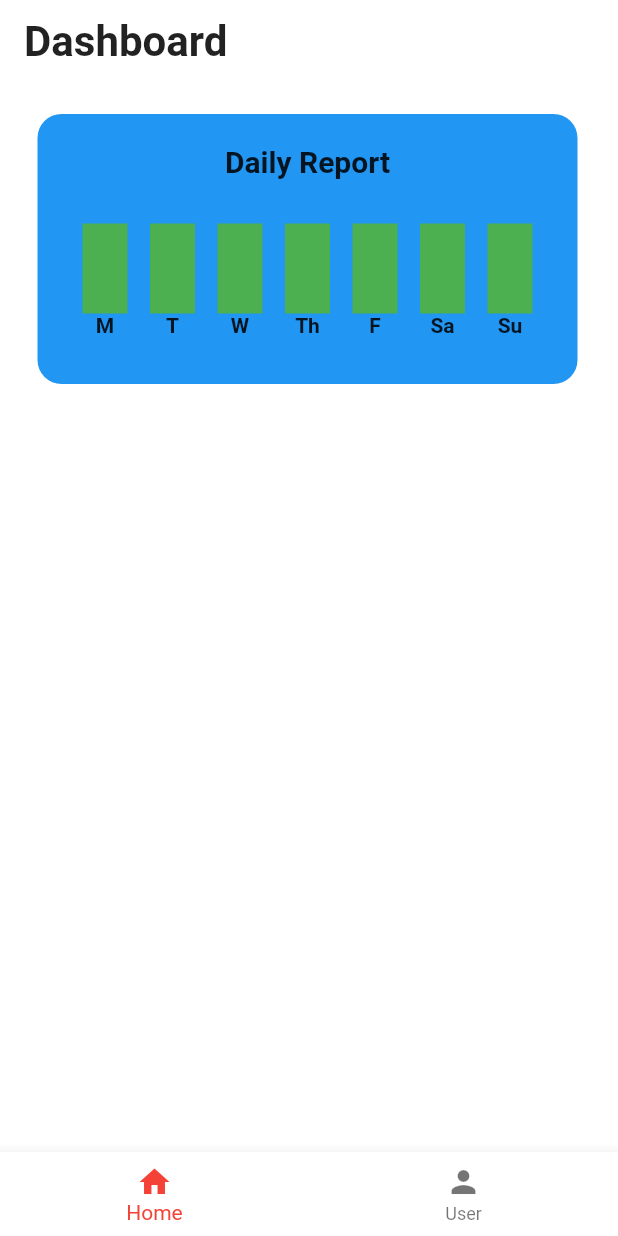
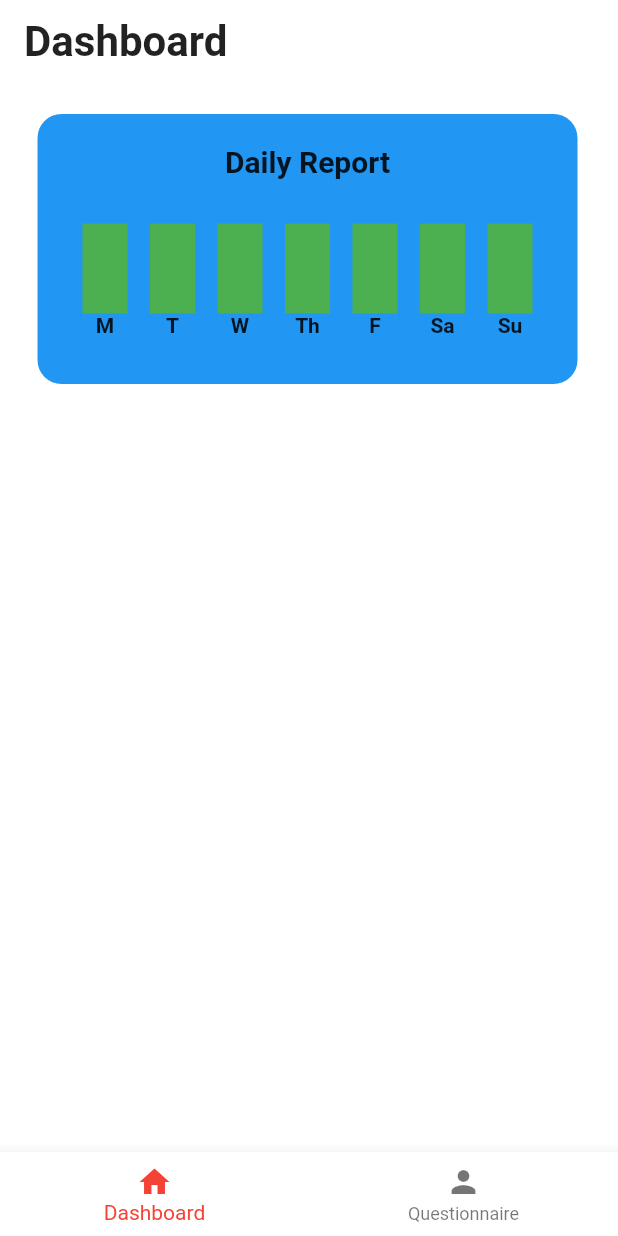
Before and after one commit to devenderbutani21/coronaVirusHomeChckup, a Flutter app: the screen it shows after launch, on a phone screen of 412 x 824 dp. Run offline on Flutter 3.47's test engine with Material 2 defaults, Android fonts, the phone set to English and light mode, and no system bars; Roboto replaces fonts that are missing (Arial).

Commit message:
Navigation Bar Changes

```diff
--- a/lib/screens/home_screen.dart
+++ b/lib/screens/home_screen.dart
@@ -30,11 +30,11 @@ class _HomeScreenState extends State<HomeScreen> {
         items: const <BottomNavigationBarItem>[
           BottomNavigationBarItem(
             icon: Icon(Icons.home),
-            label: 'Home',
+            label: 'Dashboard',
           ),
           BottomNavigationBarItem(
             icon: Icon(Icons.person),
-            label: 'User',
+            label: 'Questionnaire',
           ),
         ],
         currentIndex: _selectedIndex,
```
